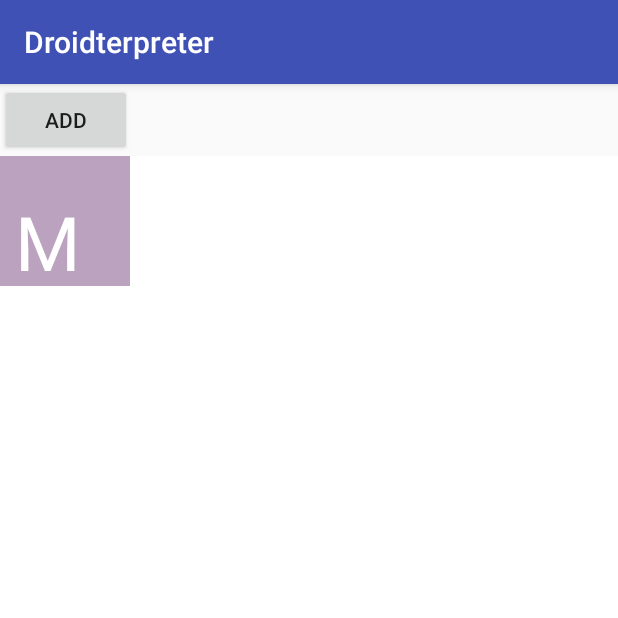
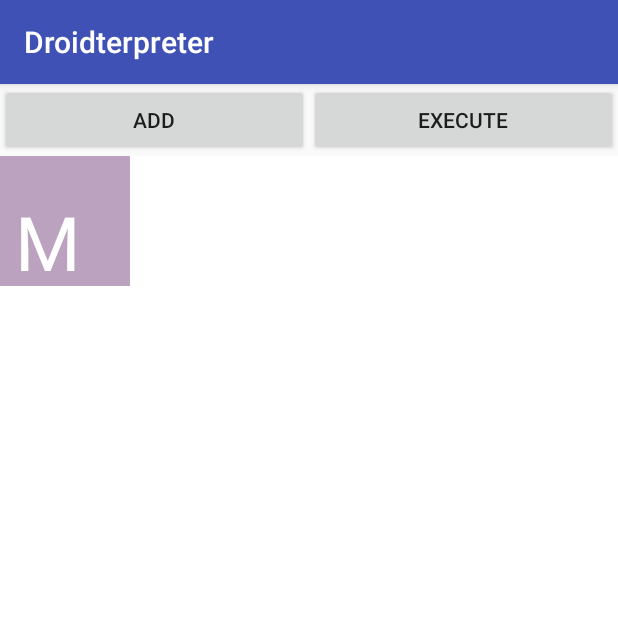
Before and after one commit to dyns/droidterpreter, an Android app: the screen it shows after launch (MainActivity), on a phone screen of 412 x 824 dp, the top half of it. Run offline under Robolectric (Android 15) with nearby library versions, the phone set to English and light mode, and no system bars; libraries missing offline, so code that uses them is left out: .

Commit message:
Add result dialog

```diff
--- a/app/src/main/java/a84934/droidterpreter/GView.java
+++ b/app/src/main/java/a84934/droidterpreter/GView.java
@@ -9,6 +9,7 @@ import android.graphics.Rect;
 import android.os.AsyncTask;
 import android.support.annotation.Nullable;
 import android.support.v4.app.SupportActivity;
+import android.support.v7.app.AlertDialog;
 import android.util.AttributeSet;
 import android.util.Log;
 import android.view.MotionEvent;
@@ -25,6 +26,14 @@ import a84934.droidterpreter.BlockValSetActivities.SetNumValActivity;
 import a84934.droidterpreter.BlockVals.BlockValMain;
 
 public class GView extends View implements View.OnTouchListener {
+
+    public void execute(){
+        new AlertDialog.Builder(getContext())
+                .setTitle("Result")
+                .setMessage("none yet!")
+                .setPositiveButton("done", null)
+                .show();
+    }
 
     @Override
     public boolean performClick(){
--- a/app/src/main/java/a84934/droidterpreter/MainActivity.kt
+++ b/app/src/main/java/a84934/droidterpreter/MainActivity.kt
@@ -39,6 +39,11 @@ class MainActivity : AppCompatActivity() {
             startActivityForResult(Intent(this, BlockPickerActivity::class.java), BLOCK_TYPE_RESULT)
         });
 
+        var executeButton = this.findViewById<Button>(R.id.executeButton);
+        executeButton.setOnClickListener({
+            gView!!.execute()
+        })
+
         rootView.addView(gView)
 
         gView!!.addPlus(Block.BlockType.MAIN);
--- a/app/src/main/res/layout/activity_main.xml
+++ b/app/src/main/res/layout/activity_main.xml
@@ -10,12 +10,29 @@
     android:id="@+id/mainRoot"
     >
 
-    <Button
-        android:layout_width="wrap_content"
-        android:layout_height="wrap_content"
-        android:text="Add"
-        android:id="@+id/addButton"
-        />
+    <LinearLayout
+        android:layout_width="match_parent"
+        android:layout_height="48dp"
+        android:orientation="horizontal">
+
+        <Button
+            android:layout_width="0dp"
+            android:layout_height="match_parent"
+            android:text="Add"
+            android:id="@+id/addButton"
+            android:layout_weight="1"
+            />
+
+        <Button
+            android:layout_width="0dp"
+            android:layout_height="match_parent"
+            android:text="Execute"
+            android:id="@+id/executeButton"
+            android:layout_weight="1"
+            />
+
+    </LinearLayout>
+
 
 
 </LinearLayout>
```
